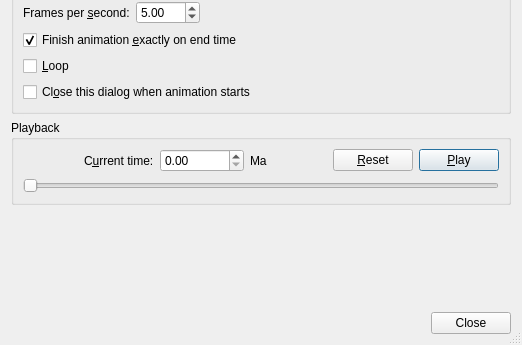
Qt form src/qt-widgets/AnimateDialogUi.ui (GPlates/GPlates) before a commit; both pictures show x 0 to 522 and y 195 to 540 of the 522 by 540 pixel window.
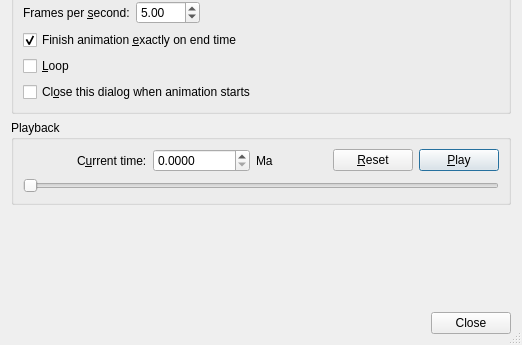
The same form after that commit. Icons and pictures are not drawn.

What changed in the file:
```diff
--- a/src/qt-widgets/AnimateDialogUi.ui
+++ b/src/qt-widgets/AnimateDialogUi.ui
@@ -339,6 +339,9 @@
         </item>
         <item>
          <widget class="QDoubleSpinBox" name="widget_current_time">
+          <property name="decimals">
+           <number>4</number>
+          </property>
           <property name="maximum">
            <double>1000000.000000000000000</double>
           </property>
```
